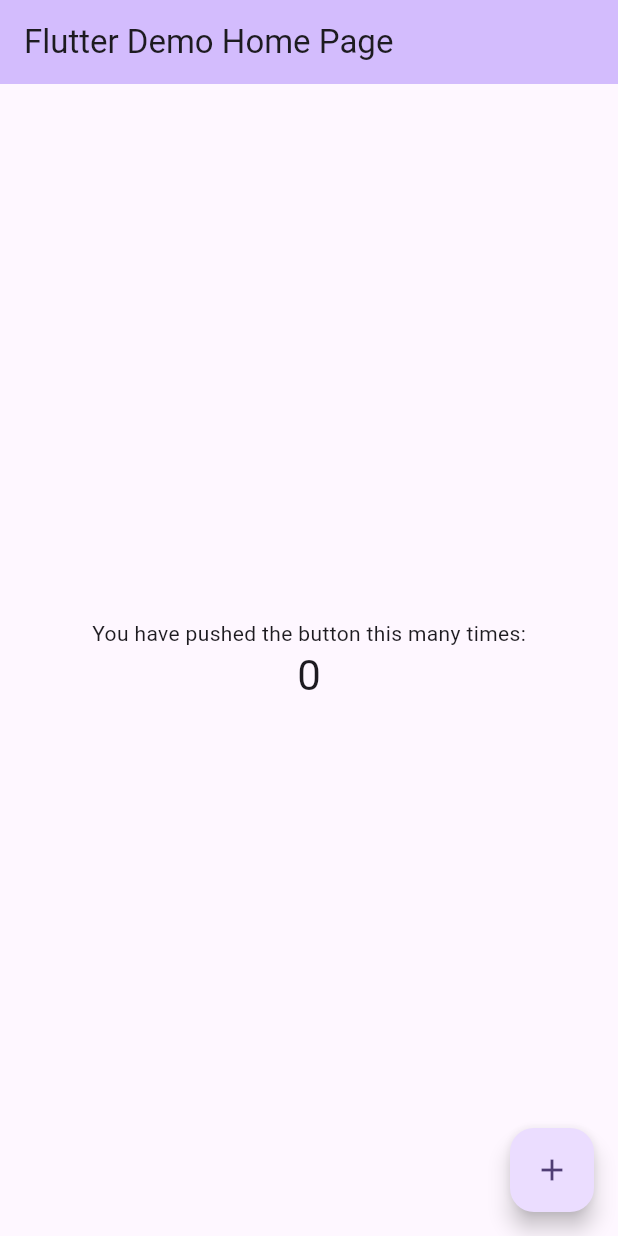
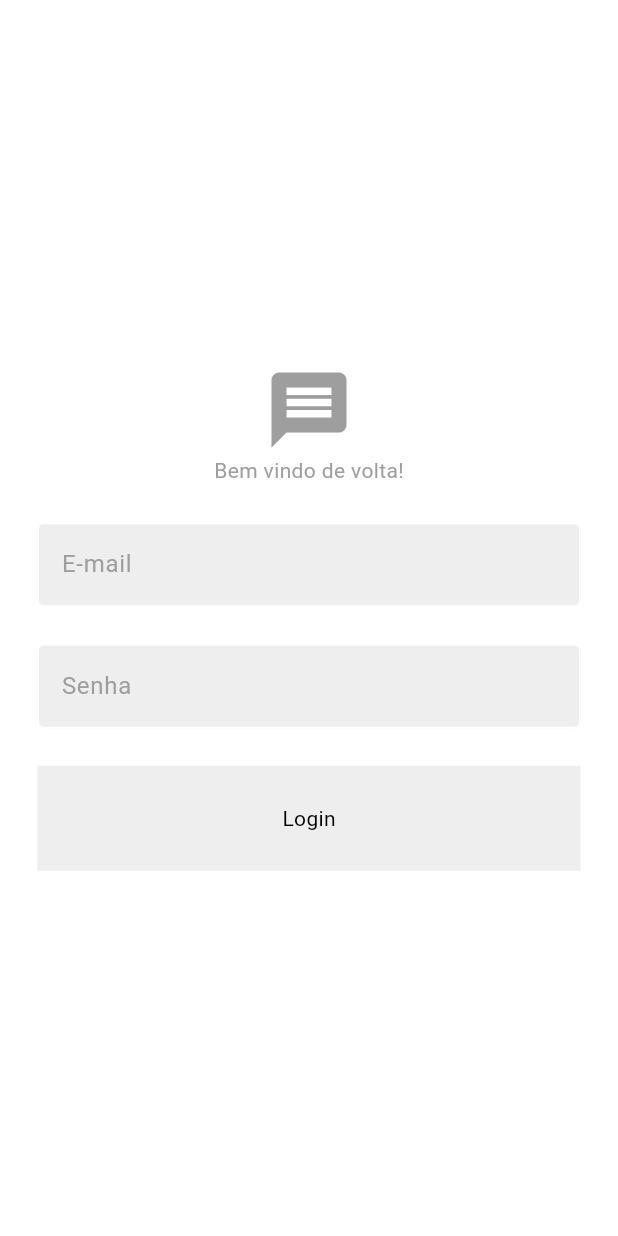
Before and after one commit to Fernando-Lima/inventarioFlutter, a Flutter app: the screen it shows after launch, on a phone screen of 412 x 824 dp. Run offline on Flutter 3.47's test engine with Material 3 defaults, Android fonts, the phone set to English and light mode, and no system bars.

Commit message:
Aula 02 - Flutter - Ensinando sobre widgets - login page e ThemeData

```diff
--- /dev/null
+++ b/lib/components/my_button.dart
@@ -0,0 +1,19 @@
+import 'package:flutter/material.dart';
+
+class MyButton extends StatelessWidget {
+  const MyButton({super.key});
+
+  @override
+  Widget build(BuildContext context) {
+    return Container(
+      decoration: BoxDecoration(
+        color: Theme.of(context).colorScheme.secondary,
+      ),
+      padding: const EdgeInsets.all(25),
+      margin: const EdgeInsets.symmetric(horizontal: 25),
+      child: const Center(
+        child: Text("Login"),
+      ),
+    );
+  }
+}
--- /dev/null
+++ b/lib/components/my_text_field.dart
@@ -0,0 +1,37 @@
+import 'package:flutter/material.dart';
+
+class MyTextField extends StatelessWidget {
+  final String hintText;
+  final bool obscureText;
+  final TextEditingController controller;
+  const MyTextField({super.key, required this.hintText, required this.obscureText, required this.controller});
+
+  @override
+  Widget build(BuildContext context) {
+    return Padding(
+      padding: const EdgeInsets.symmetric(horizontal: 25),
+      child: TextField(
+        controller: controller,
+        obscureText: obscureText,
+        decoration: InputDecoration(
+          enabledBorder: OutlineInputBorder(
+            borderSide: BorderSide(
+              color: Theme.of(context).colorScheme.tertiary,
+            ),
+          ),
+          focusedBorder: OutlineInputBorder(
+            borderSide: BorderSide(
+              color: Theme.of(context).colorScheme.primary,
+            ),
+          ),
+          fillColor: Theme.of(context).colorScheme.secondary,
+          filled: true,
+          hintText: hintText,
+          hintStyle: TextStyle(
+            color: Theme.of(context).colorScheme.primary,
+          ),
+        ),
+      ),
+    );
+  }
+}
--- a/lib/main.dart
+++ b/lib/main.dart
@@ -1,4 +1,6 @@
 import 'package:flutter/material.dart';
+import 'package:inventario/pages/login_page.dart';
+import 'package:inventario/themes/light_mode.dart';
 
 void main() {
   runApp(const MyApp());
@@ -10,116 +12,10 @@ class MyApp extends StatelessWidget {
   // This widget is the root of your application.
   @override
   Widget build(BuildContext context) {
-    return MaterialApp(
-      title: 'Flutter Demo',
-      theme: ThemeData(
-        // This is the theme of your application.
-        //
-        // TRY THIS: Try running your application with "flutter run". You'll see
-        // the application has a purple toolbar. Then, without quitting the app,
-        // try changing the seedColor in the colorScheme below to Colors.green
-        // and then invoke "hot reload" (save your changes or press the "hot
-        // reload" button in a Flutter-supported IDE, or press "r" if you used
-        // the command line to start the app).
-        //
-        // Notice that the counter didn't reset back to zero; the application
-        // state is not lost during the reload. To reset the state, use hot
-        // restart instead.
-        //
-        // This works for code too, not just values: Most code changes can be
-        // tested with just a hot reload.
-        colorScheme: ColorScheme.fromSeed(seedColor: Colors.deepPurple),
-        useMaterial3: true,
-      ),
-      home: const MyHomePage(title: 'Flutter Demo Home Page'),
+    return  MaterialApp(
+      debugShowCheckedModeBanner: false,
+      home: Login(),
+      theme: lighMode,
     );
   }
 }
-
-class MyHomePage extends StatefulWidget {
-  const MyHomePage({super.key, required this.title});
-
-  // This widget is the home page of your application. It is stateful, meaning
-  // that it has a State object (defined below) that contains fields that affect
-  // how it looks.
-
-  // This class is the configuration for the state. It holds the values (in this
-  // case the title) provided by the parent (in this case the App widget) and
-  // used by the build method of the State. Fields in a Widget subclass are
-  // always marked "final".
-
-  final String title;
-
-  @override
-  State<MyHomePage> createState() => _MyHomePageState();
-}
-
-class _MyHomePageState extends State<MyHomePage> {
-  int _counter = 0;
-
-  void _incrementCounter() {
-    setState(() {
-      // This call to setState tells the Flutter framework that something has
-      // changed in this State, which causes it to rerun the build method below
-      // so that the display can reflect the updated values. If we changed
-      // _counter without calling setState(), then the build method would not be
-      // called again, and so nothing would appear to happen.
-      _counter++;
-    });
-  }
-
-  @override
-  Widget build(BuildContext context) {
-    // This method is rerun every time setState is called, for instance as done
-    // by the _incrementCounter method above.
-    //
-    // The Flutter framework has been optimized to make rerunning build methods
-    // fast, so that you can just rebuild anything that needs updating rather
-    // than having to individually change instances of widgets.
-    return Scaffold(
-      appBar: AppBar(
-        // TRY THIS: Try changing the color here to a specific color (to
-        // Colors.amber, perhaps?) and trigger a hot reload to see the AppBar
-        // change color while the other colors stay the same.
-        backgroundColor: Theme.of(context).colorScheme.inversePrimary,
-        // Here we take the value from the MyHomePage object that was created by
-        // the App.build method, and use it to set our appbar title.
-        title: Text(widget.title),
-      ),
-      body: Center(
-        // Center is a layout widget. It takes a single child and positions it
-        // in the middle of the parent.
-        child: Column(
-          // Column is also a layout widget. It takes a list of children and
-          // arranges them vertically. By default, it sizes itself to fit its
-          // children horizontally, and tries to be as tall as its parent.
-          //
-          // Column has various properties to control how it sizes itself and
-          // how it positions its children. Here we use mainAxisAlignment to
-          // center the children vertically; the main axis here is the vertical
-          // axis because Columns are vertical (the cross axis would be
-          // horizontal).
-          //
-          // TRY THIS: Invoke "debug painting" (choose the "Toggle Debug Paint"
-          // action in the IDE, or press "p" in the console), to see the
-          // wireframe for each widget.
-          mainAxisAlignment: MainAxisAlignment.center,
-          children: <Widget>[
-            const Text(
-              'You have pushed the button this many times:',
-            ),
-            Text(
-              '$_counter',
-              style: Theme.of(context).textTheme.headlineMedium,
-            ),
-          ],
-        ),
-      ),
-      floatingActionButton: FloatingActionButton(
-        onPressed: _incrementCounter,
-        tooltip: 'Increment',
-        child: const Icon(Icons.add),
-      ), // This trailing comma makes auto-formatting nicer for build methods.
-    );
-  }
-}
--- a/lib/models/device_category.dart
+++ /dev/null
@@ -1,17 +0,0 @@
-import 'package:inventario/models/category.dart';
-import 'package:inventario/models/device.dart';
-
-class DeviceCategory{
-  Device idDevice;
-  Category idCategoty;
-
-  DeviceCategory({required this.idDevice, required this.idCategoty});
-
- Device get getIdDevice => idDevice;
-
- set setIdDevice(Device idDevice) => this.idDevice = idDevice;
-
-  get getIdCategoty => idCategoty;
-
- set setIdCategoty( idCategoty) => this.idCategoty = idCategoty;
-}
--- /dev/null
+++ b/lib/pages/login_page.dart
@@ -0,0 +1,49 @@
+import 'package:flutter/material.dart';
+import 'package:inventario/components/my_button.dart';
+import 'package:inventario/components/my_text_field.dart';
+
+class Login extends StatelessWidget {
+
+  //email and password controller
+  final TextEditingController _emailController = TextEditingController();
+  final TextEditingController _pwdController = TextEditingController();
+
+  Login({super.key});
+
+  @override
+  Widget build(BuildContext context) {
+    return Scaffold(
+
+      body: Center(
+        child:  Column(
+          mainAxisAlignment: MainAxisAlignment.center,
+          children: [
+          //logo
+            Icon(
+              Icons.message,
+              size: 60,
+              color: Theme.of(context).colorScheme.primary,
+            ),
+          // welcome back message
+            Text(
+              "Bem vindo de volta!",
+              style: TextStyle(color: Theme.of(context).colorScheme.primary),
+            ),
+            const SizedBox(height: 25,),
+
+          // emial textfield
+          MyTextField(hintText: "E-mail",obscureText: false,controller: _emailController,),
+          const SizedBox(height: 25,),
+
+          // password textfield
+          MyTextField(hintText: "Senha", obscureText: true, controller: _pwdController,),
+          const SizedBox(height: 25,),
+
+          //button login
+           const MyButton(),
+
+        ],),
+      ),
+    );
+  }
+}
--- /dev/null
+++ b/lib/themes/light_mode.dart
@@ -0,0 +1,11 @@
+import 'package:flutter/material.dart';
+
+ThemeData lighMode = ThemeData(
+  colorScheme: ColorScheme.light(
+    background: Colors.grey.shade300,
+    primary: Colors.grey.shade500,
+    secondary: Colors.grey.shade200,
+    tertiary: Colors.white,
+    inversePrimary: Colors.grey.shade900,
+  )
+);
```
Also changed, not shown: lib/models/device.dart (+57 -11 lines), lib/pages/home_page.dart (added, +14 -0 lines).
